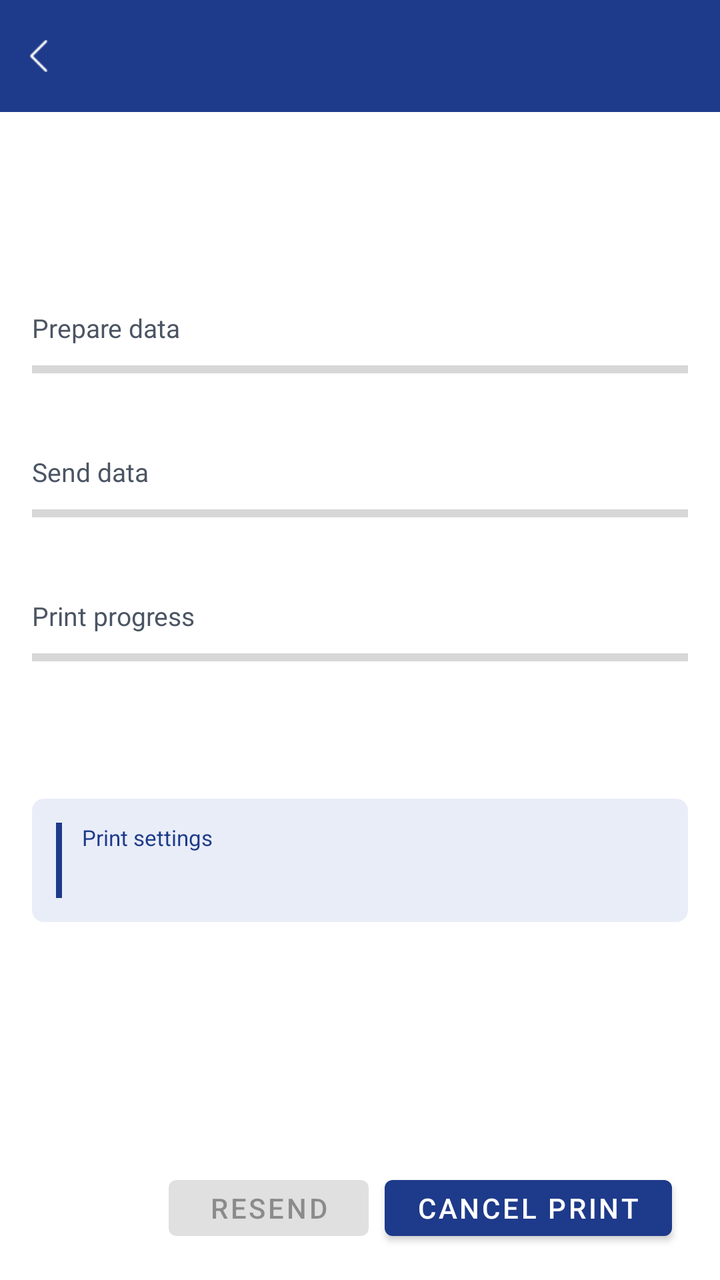
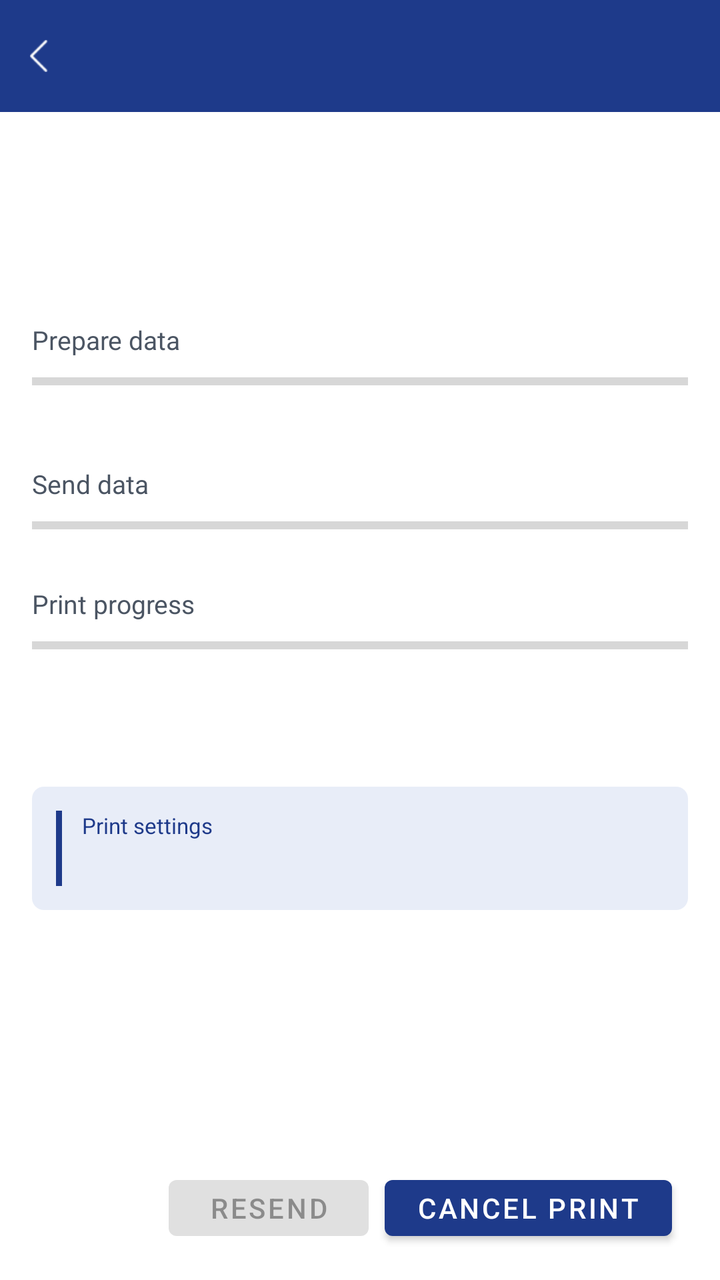

Screens rendered from an Android XML layout before and after an edit, with the pre-edit source and the edit as a unified diff.
<!-- AndroidManifest.xml: application theme Theme.JzPrinter -->
<!-- res/layout/activity_print_progress.xml -->
<?xml version="1.0" encoding="utf-8"?>
<LinearLayout xmlns:android="http://schemas.android.com/apk/res/android"
    android:layout_width="match_parent"
    android:layout_height="match_parent"
    android:orientation="vertical"
    android:fitsSystemWindows="true">

    <include android:id="@+id/commonAppBar" layout="@layout/common_app_bar" />

    <LinearLayout
        android:layout_width="match_parent"
        android:layout_height="0dp"
        android:layout_weight="1"
        android:orientation="vertical"
        android:padding="16dp"
        android:gravity="center_vertical">

        <TextView
            android:layout_width="wrap_content"
            android:layout_height="wrap_content"
            android:text="@string/label_prepare_data"
            android:textSize="13sp"
            android:textColor="@color/text_secondary"
            android:layout_marginBottom="4dp" />

        <ProgressBar
            android:id="@+id/pbPrepare"
            style="?android:attr/progressBarStyleHorizontal"
            android:layout_width="match_parent"
            android:layout_height="wrap_content"
            android:max="100"
            android:layout_marginBottom="2dp" />

        <TextView
            android:id="@+id/tvPrepareStatus"
            android:layout_width="wrap_content"
            android:layout_height="wrap_content"
            android:textSize="12sp"
            android:textColor="@color/text_secondary"
            android:layout_marginBottom="16dp" />

        <TextView
            android:layout_width="wrap_content"
            android:layout_height="wrap_content"
            android:text="@string/label_send_data"
            android:textSize="13sp"
            android:textColor="@color/text_secondary"
            android:layout_marginBottom="4dp" />

        <ProgressBar
            android:id="@+id/pbTransfer"
            style="?android:attr/progressBarStyleHorizontal"
            android:layout_width="match_parent"
            android:layout_height="wrap_content"
            android:max="100"
            android:layout_marginBottom="2dp" />

        <TextView
            android:id="@+id/tvTransferStatus"
            android:layout_width="wrap_content"
            android:layout_height="wrap_content"
            android:textSize="12sp"
            android:textColor="@color/text_secondary"
            android:layout_marginBottom="16dp" />

        <TextView
            android:layout_width="wrap_content"
            android:layout_height="wrap_content"
            android:text="@string/label_print_progress"
            android:textSize="13sp"
            android:textColor="@color/text_secondary"
            android:layout_marginBottom="4dp" />

        <ProgressBar
            android:id="@+id/pbPrint"
            style="?android:attr/progressBarStyleHorizontal"
            android:layout_width="match_parent"
            android:layout_height="wrap_content"
            android:max="100"
            android:layout_marginBottom="2dp" />

        <TextView
            android:id="@+id/tvPrintStatus"
            android:layout_width="wrap_content"
            android:layout_height="wrap_content"
            android:textSize="12sp"
            android:textColor="@color/text_secondary"
            android:layout_marginBottom="16dp" />

        <TextView
            android:id="@+id/tvStatus"
            android:layout_width="wrap_content"
            android:layout_height="wrap_content"
            android:textSize="15sp"
            android:textColor="@color/text_primary"
            android:layout_marginBottom="8dp" />

        
        <LinearLayout
            android:layout_width="match_parent"
            android:layout_height="wrap_content"
            android:orientation="horizontal"
            android:background="@drawable/bg_settings_summary"
            android:padding="12dp"
            android:layout_marginBottom="8dp">

            <View
                android:layout_width="3dp"
                android:layout_height="match_parent"
                android:background="@color/primary_blue"
                android:layout_marginEnd="10dp" />

            <LinearLayout
                android:layout_width="0dp"
                android:layout_height="wrap_content"
                android:layout_weight="1"
                android:orientation="vertical">

                <TextView
                    android:layout_width="wrap_content"
                    android:layout_height="wrap_content"
                    android:text="@string/label_print_settings"
                    android:textSize="11sp"
                    android:textColor="@color/primary_blue"
                    android:layout_marginBottom="4dp" />

                <TextView
                    android:id="@+id/tvSettingsSummary"
                    android:layout_width="wrap_content"
                    android:layout_height="wrap_content"
                    android:textSize="14sp"
                    android:textColor="@color/text_primary" />

            </LinearLayout>

        </LinearLayout>

        <androidx.recyclerview.widget.RecyclerView
            android:id="@+id/rvPageChips"
            android:layout_width="match_parent"
            android:layout_height="wrap_content"
            android:layout_marginTop="8dp"
            android:layout_marginBottom="8dp"
            android:maxHeight="120dp"
            android:nestedScrollingEnabled="false" />

    </LinearLayout>

    <LinearLayout
        android:layout_width="match_parent"
        android:layout_height="wrap_content"
        android:orientation="horizontal"
        android:paddingStart="16dp"
        android:paddingEnd="16dp"
        android:paddingBottom="16dp"
        android:gravity="end">

        <Button
            android:id="@+id/btnRestart"
            android:layout_width="wrap_content"
            android:layout_height="40dp"
            android:text="@string/progress_resend"
            android:textSize="14sp"
            android:layout_marginEnd="8dp"
            android:minWidth="100dp"
            android:enabled="false" />

        <Button
            android:id="@+id/btnReprintSpecifiedPage"
            android:layout_width="wrap_content"
            android:layout_height="40dp"
            android:text="@string/progress_btn_reprint_page"
            android:textSize="14sp"
            android:layout_marginEnd="8dp"
            android:minWidth="100dp"
            android:visibility="gone" />

        <Button
            android:id="@+id/btnPauseOrCancel"
            android:layout_width="wrap_content"
            android:layout_height="40dp"
            android:text="@string/progress_cancel_print"
            android:textSize="14sp"
            android:layout_marginEnd="8dp"
            android:minWidth="100dp" />

        <Button
            android:id="@+id/btnViewDetail"
            android:layout_width="wrap_content"
            android:layout_height="40dp"
            android:text="@string/progress_btn_view_detail"
            android:textSize="14sp"
            android:backgroundTint="@color/btn_primary"
            android:textColor="@color/btn_primary_text"
            android:minWidth="100dp"
            android:visibility="gone" />

    </LinearLayout>

</LinearLayout>
<!-- res/layout/common_app_bar.xml (included above) -->
<?xml version="1.0" encoding="utf-8"?>
<com.google.android.material.appbar.AppBarLayout
    xmlns:android="http://schemas.android.com/apk/res/android"
    xmlns:app="http://schemas.android.com/apk/res-auto"
    xmlns:tools="http://schemas.android.com/tools"
    android:layout_width="match_parent"
    android:background="?attr/app_bar_color"
    android:layout_height="wrap_content"
    android:theme="@style/AppTheme.AppBarOverlay">

    <androidx.appcompat.widget.Toolbar
        android:id="@+id/toolbar"
        android:layout_width="match_parent"
        android:layout_height="@dimen/toolbar_height"
        app:contentInsetStart="@dimen/toolbar_contentInsetStart"
        app:popupTheme="@style/AppTheme.PopupOverlay">

        <androidx.constraintlayout.widget.ConstraintLayout
            android:layout_width="match_parent"
            android:layout_height="match_parent">

            <LinearLayout
                android:id="@+id/left_menu_Layout"
                android:layout_width="wrap_content"
                android:layout_height="wrap_content"
                android:gravity="center"
                android:clickable="true"
                android:focusable="true"
                app:layout_constraintStart_toStartOf="parent"
                app:layout_constraintTop_toTopOf="parent"
                app:layout_constraintBottom_toBottomOf="parent"
                android:orientation="horizontal"
                tools:ignore="RelativeOverlap">

                <ImageView
                    android:id="@+id/ivBack"
                    android:padding="@dimen/dimen_15dp"
                    android:layout_width="wrap_content"
                    android:layout_height="wrap_content"
                    android:src="@mipmap/ic_back"
                    android:tint="?attr/app_bar_icon_color"
                    tools:ignore="ContentDescription" />

            </LinearLayout>

            <LinearLayout
                android:id="@+id/rightLayout"
                android:layout_width="wrap_content"
                android:layout_height="@dimen/toolbar_height"
                android:minWidth="@dimen/dimen_20dp"
                app:layout_constraintEnd_toEndOf="parent"
                app:layout_constraintTop_toTopOf="parent"
                app:layout_constraintBottom_toBottomOf="parent"
                android:focusable="true"
                android:clickable="true"
                android:gravity="center"
                android:visibility="invisible"
                android:orientation="horizontal">

            </LinearLayout>

            <LinearLayout
                android:layout_width="0dp"
                android:layout_height="match_parent"
                android:orientation="horizontal"
                android:layout_marginTop="@dimen/dimen_8dp"
                android:layout_marginBottom="@dimen/dimen_8dp"
                app:layout_constraintStart_toEndOf="@id/left_menu_Layout"
                app:layout_constraintEnd_toStartOf="@id/rightLayout"
                android:gravity="center_vertical">

                <LinearLayout
                    android:layout_width="match_parent"
                    android:layout_height="match_parent"
                    android:gravity="center_vertical"
                    android:paddingStart="@dimen/dimen_15dp"
                    android:paddingEnd="@dimen/dimen_15dp"
                    android:orientation="horizontal">

                    <TextView
                        android:id="@+id/titleTextView"
                        android:layout_width="match_parent"
                        android:layout_height="match_parent"
                        android:minWidth="@dimen/dimen_20dp"
                        android:gravity="center"
                        android:textSize="16sp"
                        android:textStyle="bold"
                        android:textColor="?attr/app_bar_txt_color" />

                </LinearLayout>

            </LinearLayout>

        </androidx.constraintlayout.widget.ConstraintLayout>

    </androidx.appcompat.widget.Toolbar>

</com.google.android.material.appbar.AppBarLayout>
<!-- resources referenced by this layout -->
<resources>
  <color name="btn_primary">#1E3A8A</color>
  <color name="btn_primary_text">#FFFFFF</color>
  <color name="primary_blue">#1E3A8A</color>
  <color name="text_primary">#111827</color>
  <color name="text_secondary">#4B5563</color>
  <dimen name="dimen_15dp">15dp</dimen>
  <dimen name="dimen_20dp">20dp</dimen>
  <dimen name="dimen_8dp">8dp</dimen>
  <dimen name="toolbar_contentInsetStart">0dp</dimen>
  <dimen name="toolbar_height">56dp</dimen>
  <!-- drawable bg_settings_summary (drawable) -->
  <?xml version="1.0" encoding="utf-8"?>
  <shape xmlns:android="http://schemas.android.com/apk/res/android"
      android:shape="rectangle">
      <solid android:color="@color/primary_blue_light" />
      <corners android:radius="6dp" />
  </shape>
  <!-- mipmap ic_back: png bitmap (mipmap-xhdpi, 473 bytes) -->
  <string name="label_prepare_data">Prepare data</string>
  <string name="label_print_progress">Print progress</string>
  <string name="label_print_settings">Print settings</string>
  <string name="label_send_data">Send data</string>
  <string name="progress_btn_reprint_page">Reprint page</string>
  <string name="progress_btn_view_detail">View detail</string>
  <string name="progress_cancel_print">Cancel print</string>
  <string name="progress_resend">Resend</string>
  <style name="AppTheme.AppBarOverlay" parent="ThemeOverlay.AppCompat.Dark.ActionBar" />
  <style name="AppTheme.PopupOverlay" parent="ThemeOverlay.AppCompat.Light" />
  <style name="Theme.JzPrinter" parent="AppTheme" />
  <color name="primary_blue_light">#E8EDF8</color>
  <style name="AppTheme" parent="Theme.MaterialComponents.Light.NoActionBar">
  		
  		<item name="colorPrimary">@color/primary_blue</item>
  		<item name="colorPrimaryVariant">@color/primary_blue_dark</item>
  		<item name="colorOnPrimary">@color/white</item>
  		
  		<item name="colorSecondary">@color/accent_blue</item>
  		<item name="colorSecondaryVariant">@color/accent_blue_dark</item>
  		<item name="colorOnSecondary">@color/white</item>
  		<item name="colorPrimaryDark">@color/primary_blue_dark</item>
  		<item name="colorAccent">@color/accent_blue</item>
  		<item name="android:statusBarColor">?attr/colorPrimaryVariant</item>
  		<item name="android:windowLightStatusBar">false</item>
  		<item name="android:forceDarkAllowed" tools:targetApi="q">false</item>
  		<item name="alertDialogTheme">@style/Theme.MaterialComponents.Light.Dialog.Alert.Self</item>
  		
  		
  		<item name="app_bar_color">@color/primary_blue</item>
  		<item name="app_normal_color">@color/accent_blue</item>
  		<item name="app_bar_icon_color">@color/white</item>
  		<item name="app_bar_txt_color">@color/white</item>
  		<item name="icon_color">@color/text_primary</item>
  		<item name="txt_save_color">@color/accent_blue</item>
  		<item name="divider_color">@color/divider</item>
  	</style>
  <color name="primary_blue_dark">#1E2D6D</color>
  <color name="white">#FFFFFFFF</color>
  <color name="accent_blue">#3B82F6</color>
  <color name="accent_blue_dark">#2563EB</color>
  <style name="Theme.MaterialComponents.Light.Dialog.Alert.Self" parent="@style/Theme.MaterialComponents.Light.Dialog.Alert">
  		<item name="colorAccent">@color/primary_blue</item>
  	</style>
  <color name="divider">#E5E7EB</color>
</resources>

<!-- the commit's change to res/layout/activity_print_progress.xml (unified diff, before → after) -->
@@ -61,7 +61,16 @@
             android:layout_height="wrap_content"
             android:textSize="12sp"
             android:textColor="@color/text_secondary"
-            android:layout_marginBottom="16dp" />
+            android:layout_marginBottom="4dp" />
+
+        <TextView
+            android:id="@+id/tvTransferDetails"
+            android:layout_width="wrap_content"
+            android:layout_height="wrap_content"
+            android:textSize="11sp"
+            android:textColor="@color/text_secondary"
+            android:layout_marginBottom="16dp"
+            android:visibility="gone" />
 
         <TextView
             android:layout_width="wrap_content"
